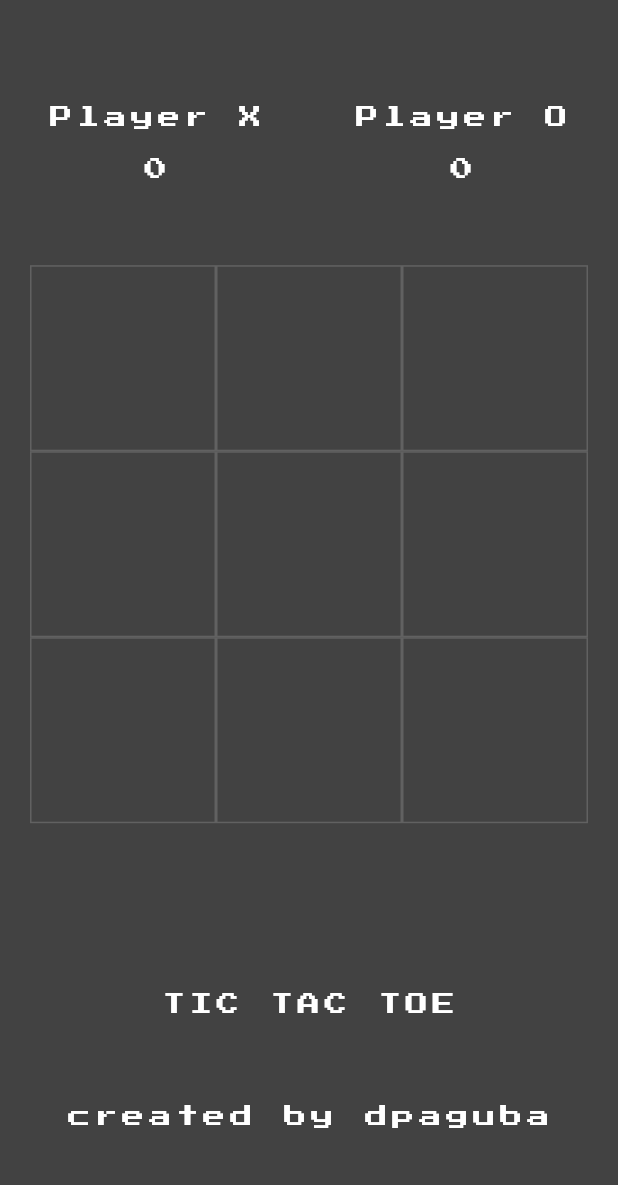
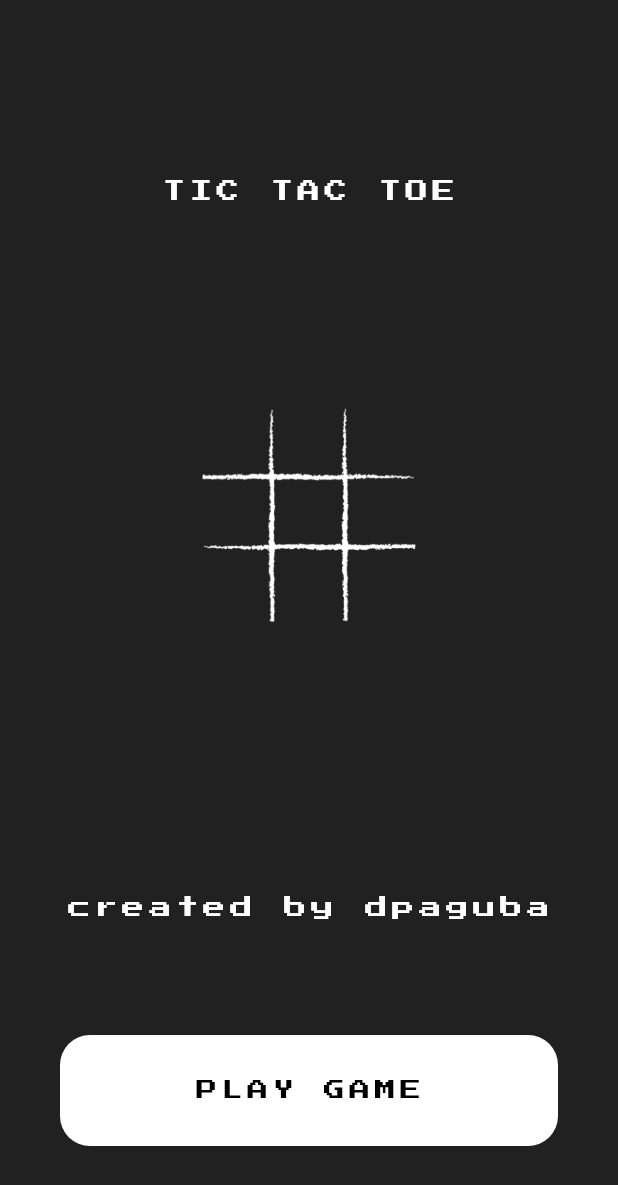
Before and after one commit to dpaguba/flutter-zero-to-hero, a Flutter app: the screen it shows after launch, on a phone screen of 412 x 824 dp. Shown: the top 1185 px of the screen. Run offline on Flutter 3.47's test engine with Material 2 defaults, Android fonts, the phone set to English and light mode, and no system bars; drawn by our look-alikes of avatar_glow; our stand-ins replace google_fonts.

Commit message:
created intropage

```diff
--- a/tic_tac_toe_app/lib/main.dart
+++ b/tic_tac_toe_app/lib/main.dart
@@ -1,18 +1,21 @@
 import 'package:flutter/material.dart';
-import 'package:tic_tac_toe_app/pages/home.dart';
+import 'package:flutter/services.dart';
+import 'package:tic_tac_toe_app/pages/intro.dart';
 
 void main() {
+  // SystemChrome.setPreferredOrientations([DeviceOrientation.portraitUp]);
+  // SystemChrome.setEnabledSystemUIMode(SystemUiMode.manual, overlays: []);
   runApp(const MyApp());
 }
 
 class MyApp extends StatelessWidget {
-  const MyApp({super.key});
+  const MyApp({Key? key}) : super(key: key);
 
   @override
   Widget build(BuildContext context) {
-    return MaterialApp(
+    return const MaterialApp(
       debugShowCheckedModeBanner: false,
-      home: HomePage(),
+      home: IntroPage(),
     );
   }
 }
--- /dev/null
+++ b/tic_tac_toe_app/lib/pages/intro.dart
@@ -0,0 +1,123 @@
+import 'package:avatar_glow/avatar_glow.dart';
+import 'package:flutter/material.dart';
+import 'package:tic_tac_toe_app/pages/home.dart';
+import 'package:tic_tac_toe_app/utils/constants.dart';
+
+class IntroPage extends StatefulWidget {
+  const IntroPage({super.key});
+
+  @override
+  State<IntroPage> createState() => _IntroPageState();
+}
+
+class _IntroPageState extends State<IntroPage>
+    with SingleTickerProviderStateMixin {
+  @override
+  Widget build(BuildContext context) {
+    return MaterialApp(
+      debugShowCheckedModeBanner: false,
+      home: Scaffold(
+        backgroundColor: backgroundColor,
+        body: Center(
+          child: Column(
+            mainAxisAlignment: MainAxisAlignment.center,
+            children: [
+              Expanded(
+                child: Padding(
+                  padding: const EdgeInsets.only(top: 120),
+                  child: Container(
+                    child: Text(
+                      "TIC TAC TOE",
+                      style: customFontWhite,
+                    ),
+                  ),
+                ),
+              ),
+              Expanded(
+                flex: 2,
+                child: Container(
+                  child: AvatarGlow(
+                    endRadius: 140,
+                    duration: const Duration(seconds: 2),
+                    glowColor: Colors.white,
+                    repeat: true,
+                    repeatPauseDuration: const Duration(seconds: 1),
+                    startDelay: const Duration(seconds: 1),
+                    child: Container(
+                      decoration: BoxDecoration(
+                        border: Border.all(
+                          style: BorderStyle.none,
+                        ),
+                        shape: BoxShape.circle,
+                      ),
+                      child: CircleAvatar(
+                        backgroundColor: backgroundColor,
+                        radius: 80.0,
+                        child: Container(
+                          child: Image.asset(
+                            "lib/images/ttt.png",
+                            color: Colors.white,
+                            fit: BoxFit.scaleDown,
+                          ),
+                        ),
+                      ),
+                    ),
+                  ),
+                ),
+              ),
+              Expanded(
+                child: Padding(
+                  padding: const EdgeInsets.only(
+                    top: 80,
+                  ),
+                  child: Container(
+                    child: Text(
+                      "created by dpaguba",
+                      style: customFontWhite,
+                    ),
+                  ),
+                ),
+              ),
+              GestureDetector(
+                onTap: () {
+                  Navigator.push(
+                    context,
+                    MaterialPageRoute(
+                      builder: (context) => const HomePage(),
+                    ),
+                  );
+                },
+                child: Padding(
+                  padding: const EdgeInsets.only(
+                    left: 40,
+                    right: 40,
+                    bottom: 60,
+                  ),
+                  child: Container(
+                    decoration: BoxDecoration(
+                      color: Colors.white,
+                      borderRadius: BorderRadius.circular(20.0),
+                    ),
+                    child: Container(
+                      padding: const EdgeInsets.all(10),
+                      child: Container(
+                        padding: const EdgeInsets.all(20),
+                        color: Colors.white,
+                        child: Center(
+                          child: Text(
+                            "PLAY GAME",
+                            style: customFontBlack,
+                          ),
+                        ),
+                      ),
+                    ),
+                  ),
+                ),
+              )
+            ],
+          ),
+        ),
+      ),
+    );
+  }
+}
--- a/tic_tac_toe_app/lib/utils/constants.dart
+++ b/tic_tac_toe_app/lib/utils/constants.dart
@@ -1,11 +1,11 @@
 import 'package:flutter/material.dart';
 import 'package:google_fonts/google_fonts.dart';
 
-const Color backgroundColor = Color.fromARGB(
-  255,
-  66,
-  66,
-  66,
+const Color backgroundColor = Color.fromRGBO(
+  33,
+  33,
+  33,
+  1,
 );
 
 const Color borderColor = Color.fromARGB(
```
